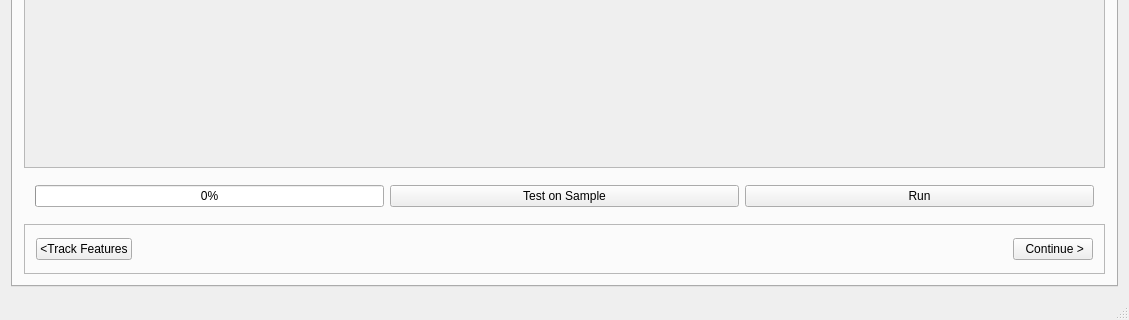
Above: application/safety_main.ui from santosfamilyfoundation/TrafficGUIs before the change; both pictures show x 0 to 1129 and y 371 to 691 of the 1129 by 691 pixel window. Below: the same form after it.
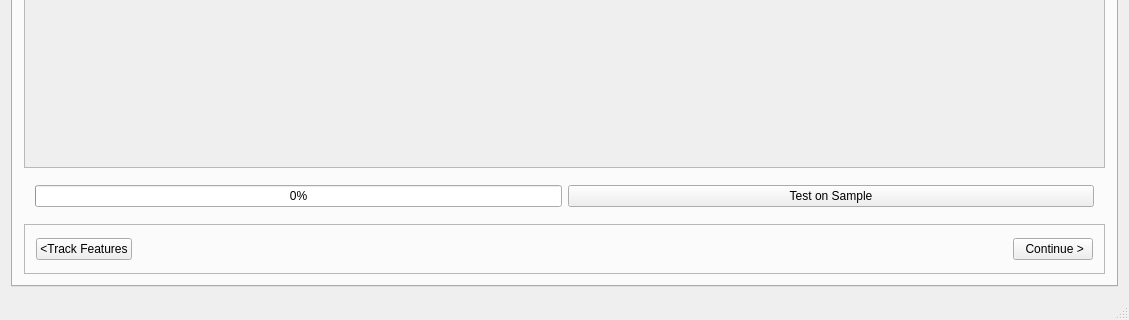
That is the form after the change. The open tabs and pages were chosen to show the change. Custom widgets are drawn as their Qt base class.

```diff
--- a/application/safety_main.ui
+++ b/application/safety_main.ui
@@ -573,13 +573,6 @@
                </property>
               </widget>
              </item>
-             <item>
-              <widget class="QPushButton" name="button_roadusers_tracking_run">
-               <property name="text">
-                <string>Run</string>
-               </property>
-              </widget>
-             </item>
             </layout>
            </widget>
           </item>
```
Left out of the diff: 4 changed lines with no effect on the pictures.
